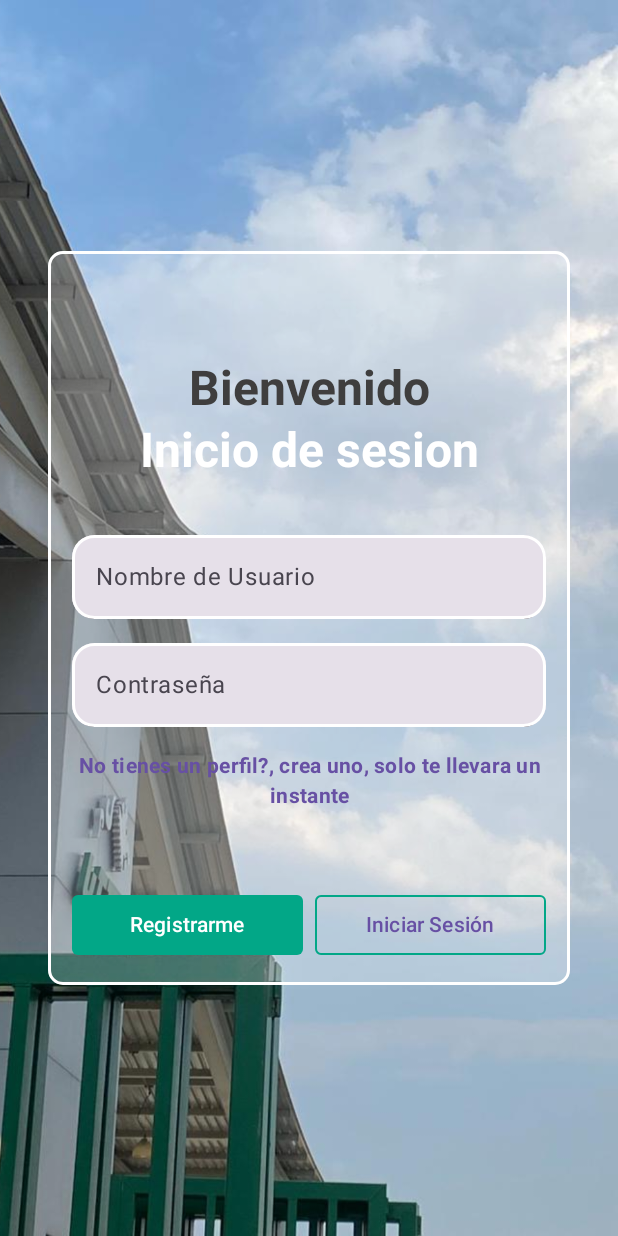
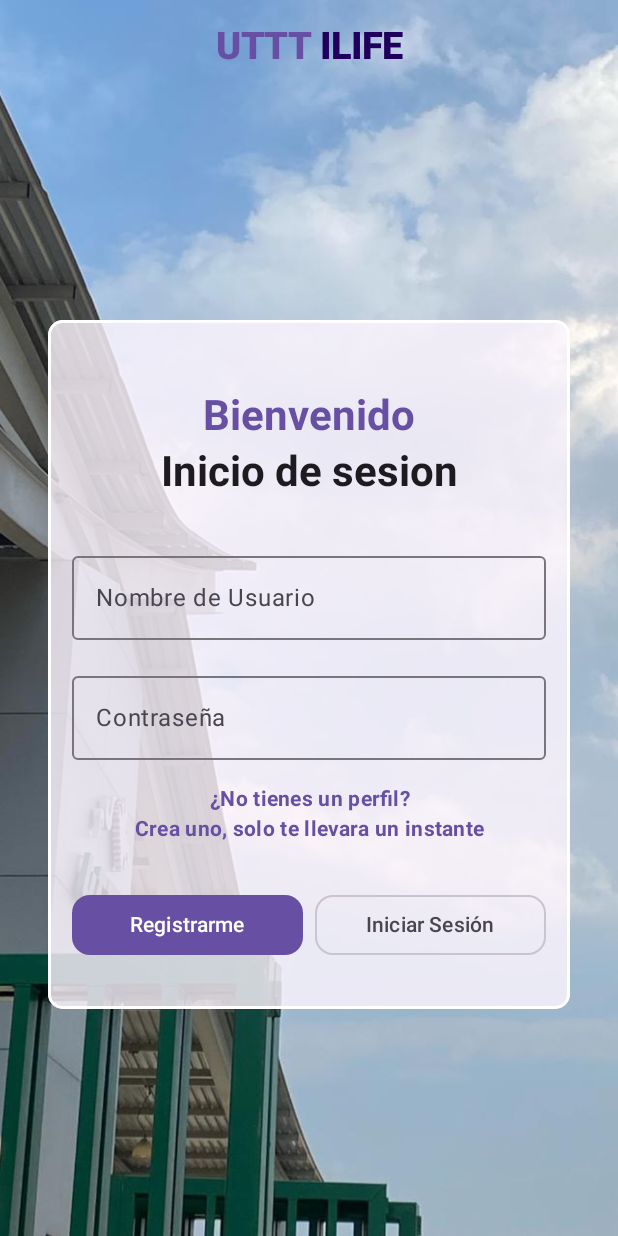
Before and after one commit to Fernando-Leon/utttilife-main, an Android app built with Jetpack Compose: the @Preview function LoginScreen, on a phone screen of 412 x 824 dp. Run offline under Robolectric (Android 15) with nearby library versions, the phone set to English and light mode, and no system bars.

Commit message:
Cambio de variables en screen Login y agregacion del top app bar

```diff
--- a/app/src/main/java/com/example/utttilife/MainActivity.kt
+++ b/app/src/main/java/com/example/utttilife/MainActivity.kt
@@ -25,8 +25,8 @@ class MainActivity : ComponentActivity() {
                     modifier = Modifier.fillMaxSize(),
                     color = MaterialTheme.colorScheme.background
                 ) {
-                    //LoginScreen()
-                    MainScreen()
+                    LoginScreen()
+                    //MainScreen()
                     //RegisterApartamentScreen()
                 }
             }
--- a/app/src/main/java/com/example/utttilife/components/LoginComponents/LoginComponents.kt
+++ b/app/src/main/java/com/example/utttilife/components/LoginComponents/LoginComponents.kt
@@ -32,14 +32,6 @@ fun LoginComponents(onLoginSuccess: () -> Unit,onRegisterClicked: () -> Unit) {
 
     val scope = rememberCoroutineScope()
 
-
-    val buttonColor = Color(0xFF02A787) // Color del botón 'Registrarme' y del borde del botón 'Iniciar Sesión'
-    val buttonShape = RoundedCornerShape(4.dp) // Forma redondeada para el borde y el botón
-    val backgrondColor = Color(0x40FFFFFF)
-    val textFielColor = Color(0xABFFFFFF)
-    val textBienvenidosColor= Color(0xFF3F3E3E)
-
-
     Box(
         modifier = Modifier
             .fillMaxSize()
@@ -50,8 +42,7 @@ fun LoginComponents(onLoginSuccess: () -> Unit,onRegisterClicked: () -> Unit) {
             modifier = Modifier
                 .padding(16.dp)
                 .border(2.dp, Color.White, shape = RoundedCornerShape(10.dp))
-                .background(backgrondColor, RoundedCornerShape(10.dp))
-
+                .background(MaterialTheme.colorScheme.surface.copy(alpha = 0.8f), RoundedCornerShape(10.dp))
 
             ) {
             Column(
@@ -61,32 +52,28 @@ fun LoginComponents(onLoginSuccess: () -> Unit,onRegisterClicked: () -> Unit) {
                 verticalArrangement = Arrangement.Top
             ) {
 
-                Spacer(modifier = Modifier.height(56.dp))
-                Text("Bienvenido", style = MaterialTheme.typography.headlineLarge.copy(fontWeight = FontWeight.Bold), color=textBienvenidosColor)
+                Spacer(modifier = Modifier.height(30.dp))
+                Text("Bienvenido", style = MaterialTheme.typography.headlineMedium.copy(fontWeight = FontWeight.Bold), color=MaterialTheme.colorScheme.primary)
                 Spacer(modifier = Modifier.height(1.dp))
-                Text("Inicio de sesion", style = MaterialTheme.typography.headlineLarge.copy(fontWeight = FontWeight.Bold), color=Color.White)
-                Spacer(modifier = Modifier.height(36.dp))
+                Text("Inicio de sesion", style = MaterialTheme.typography.headlineMedium.copy(fontWeight = FontWeight.Bold), color= MaterialTheme.colorScheme.onSurface)
+                Spacer(modifier = Modifier.height(30.dp))
                 val textValueUser= remember{
                     mutableStateOf("")
                 }
-                TextField(
+                OutlinedTextField(
                     value = textValueUser.value,
                     onValueChange = { textValueUser.value=it},
                     label = { Text("Nombre de Usuario") },
                     placeholder = { Text("Ej.Arturo1754") },
                     modifier = Modifier
                         .fillMaxWidth()
-                        .clip(RoundedCornerShape(15.dp))
-                        .background(textFielColor)
-                        .border(2.dp, Color.White, shape = RoundedCornerShape(15.dp)),
-
                 )
 
                 Spacer(modifier = Modifier.height(16.dp))
                 val textValuePassword = remember{
                     mutableStateOf("")
                 }
-                TextField(
+                OutlinedTextField(
                     value = textValuePassword.value,
                     onValueChange = { textValuePassword.value =it},
                     label = { Text("Contraseña") },
@@ -94,25 +81,16 @@ fun LoginComponents(onLoginSuccess: () -> Unit,onRegisterClicked: () -> Unit) {
                     visualTransformation = PasswordVisualTransformation(),
                     modifier = Modifier
                         .fillMaxWidth()
-                        .clip(RoundedCornerShape(15.dp))
-                        .background(textFielColor)
-                        .border(2.dp, Color.White, shape = RoundedCornerShape(15.dp)),
                 )
                 Spacer(modifier = Modifier.height(16.dp))
 
-                Text("No tienes un perfil?, crea uno, solo te llevara un instante", color=MaterialTheme.colorScheme.primary, textAlign = TextAlign.Center, style =
+                Text("¿No tienes un perfil?", color=MaterialTheme.colorScheme.primary, textAlign = TextAlign.Center, style =
                 MaterialTheme.typography.bodyMedium.copy(fontWeight = FontWeight.Bold))
-                Spacer(modifier = Modifier.height(16.dp))
+                Text("Crea uno, solo te llevara un instante", color=MaterialTheme.colorScheme.primary, textAlign = TextAlign.Center, style =
+                MaterialTheme.typography.bodyMedium.copy(fontWeight = FontWeight.Bold))
 
-                Row(
-                    modifier = Modifier.fillMaxWidth(),
-                    verticalAlignment = Alignment.CenterVertically
-                ) {
+                Spacer(modifier = Modifier.height(30.dp))
 
-                    Text("", color=MaterialTheme.colorScheme.primary, textAlign = TextAlign.Center, style =
-                    MaterialTheme.typography.bodyMedium.copy(fontWeight = FontWeight.Bold))
-                }
-                Spacer(modifier = Modifier.height(16.dp))
                 Row(
                     modifier = Modifier.fillMaxWidth(),
                     horizontalArrangement = Arrangement.SpaceEvenly // Alinea los elementos horizontalmente
@@ -120,11 +98,7 @@ fun LoginComponents(onLoginSuccess: () -> Unit,onRegisterClicked: () -> Unit) {
                     Button(
                         onClick = { onRegisterClicked() }, // Llama al callback cuando se hace clic en el botón
                         modifier = Modifier.weight(1f),
-                        shape = buttonShape,
-                        colors = ButtonDefaults.buttonColors(
-                            containerColor = buttonColor,
-                            contentColor = Color.White
-                        )
+                        shape = MaterialTheme.shapes.medium
                     ) {
                         Text("Registrarme")
                     }
@@ -158,16 +132,13 @@ fun LoginComponents(onLoginSuccess: () -> Unit,onRegisterClicked: () -> Unit) {
                             }
                         },
                         modifier = Modifier.weight(1f),
-                        shape = buttonShape,
-                        colors = ButtonDefaults.outlinedButtonColors(
-                            containerColor = Color.Transparent,
-                            contentColor = MaterialTheme.colorScheme.primary
-                        ),
-                        border = BorderStroke(1.dp, buttonColor)
+                        shape = MaterialTheme.shapes.medium
                     ) {
                         Text("Iniciar Sesión")
                     }
                 }
+
+                Spacer(modifier = Modifier.height(16.dp))
             }
         }
     }
--- a/app/src/main/java/com/example/utttilife/screens/LoginScreen.kt
+++ b/app/src/main/java/com/example/utttilife/screens/LoginScreen.kt
@@ -1,5 +1,6 @@
 package com.example.utttilife.screens
 
+import android.annotation.SuppressLint
 import androidx.compose.foundation.layout.Box
     import androidx.compose.foundation.layout.fillMaxSize
     import androidx.compose.runtime.Composable
@@ -9,13 +10,31 @@ package com.example.utttilife.screens
     import androidx.compose.ui.layout.ContentScale
     import androidx.compose.ui.res.painterResource
     import androidx.compose.foundation.Image
+import androidx.compose.foundation.background
+import androidx.compose.foundation.layout.Arrangement
+import androidx.compose.foundation.layout.Column
+import androidx.compose.foundation.layout.Row
+import androidx.compose.foundation.layout.Spacer
+import androidx.compose.foundation.layout.fillMaxWidth
+import androidx.compose.foundation.layout.height
+import androidx.compose.foundation.layout.padding
+import androidx.compose.material3.ExperimentalMaterial3Api
+import androidx.compose.material3.MaterialTheme
+import androidx.compose.material3.Scaffold
+import androidx.compose.material3.Text
+import androidx.compose.material3.TopAppBar
+import androidx.compose.ui.Alignment
+import androidx.compose.ui.graphics.Color
+import androidx.compose.ui.text.font.FontWeight
+import androidx.compose.ui.text.style.TextOverflow
+import androidx.compose.ui.unit.dp
+import androidx.compose.ui.unit.sp
 import androidx.navigation.compose.NavHost
     import androidx.navigation.compose.composable
     import androidx.navigation.compose.rememberNavController
     import com.example.utttilife.R
 
-
-    @Preview
+@SuppressLint("UnusedMaterial3ScaffoldPaddingParameter")
 @Composable
 fun LoginScreen() {
     val backgroundImage: Painter = painterResource(id = R.drawable.fondo)
@@ -23,15 +42,46 @@ package com.example.utttilife.screens
 
     NavHost(navController = navController, startDestination = "login") {
         composable("login") {
-                Box (
+            Scaffold(
+                modifier = Modifier.fillMaxSize(),
+                content = {
+                    Box(
                         modifier = Modifier.fillMaxSize()
-                ){
+                    ) {
                         Image(
                             painter = backgroundImage,
                             contentDescription = null,
                             modifier = Modifier.fillMaxSize(),
                             contentScale = ContentScale.Crop
                         )
+                        Column(
+                            modifier = Modifier
+                                .fillMaxSize()
+                                .padding(top = 16.dp)
+                        ) {
+                            Row(
+                                modifier = Modifier.fillMaxWidth(),
+                                horizontalArrangement = Arrangement.Center
+                            ) {
+                                Text(
+                                    "UTTT ",
+                                    maxLines = 1,
+                                    overflow = TextOverflow.Ellipsis,
+                                    color = MaterialTheme.colorScheme.primary,
+                                    fontSize = 25.sp,
+                                    fontWeight = FontWeight.Black
+                                )
+                                Text(
+                                    "ILIFE",
+                                    maxLines = 1,
+                                    overflow = TextOverflow.Ellipsis,
+                                    color = MaterialTheme.colorScheme.onPrimaryContainer,
+                                    fontSize = 25.sp,
+                                    fontWeight = FontWeight.Black
+                                )
+                            }
+                            Spacer(modifier = Modifier.height(16.dp))
+                            // Aquí puedes colocar otros componentes de tu pantalla de login
                             LoginComponents(
                                 onLoginSuccess = {
                                     // Aquí manejarías lo que sucede cuando el login es exitoso, por ejemplo, navegando a la pantalla principal
@@ -48,6 +98,9 @@ package com.example.utttilife.screens
                             )
                         }
                     }
+                }
+            )
+        }
         composable("register") {
             RegisterScreen()
         }
--- a/app/src/main/java/com/example/utttilife/screens/RegisterScreen.kt
+++ b/app/src/main/java/com/example/utttilife/screens/RegisterScreen.kt
@@ -45,7 +45,9 @@ fun RegisterScreen() {
                     TopAppBar(
                         title = {
                             Row(
-                                verticalAlignment = Alignment.CenterVertically
+                                verticalAlignment = Alignment.CenterVertically,
+                                horizontalArrangement = Arrangement.Center
+
                             ) {
                                 Text(
                                     "UTTT ",
```
Lines whose indentation alone changed are shown as unchanged.
